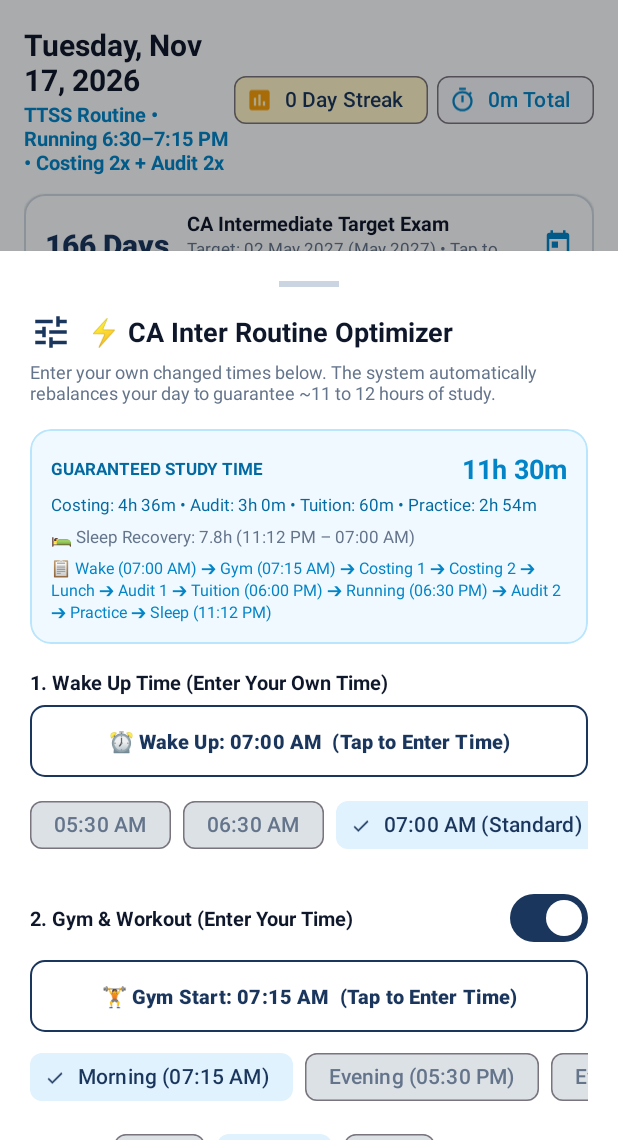
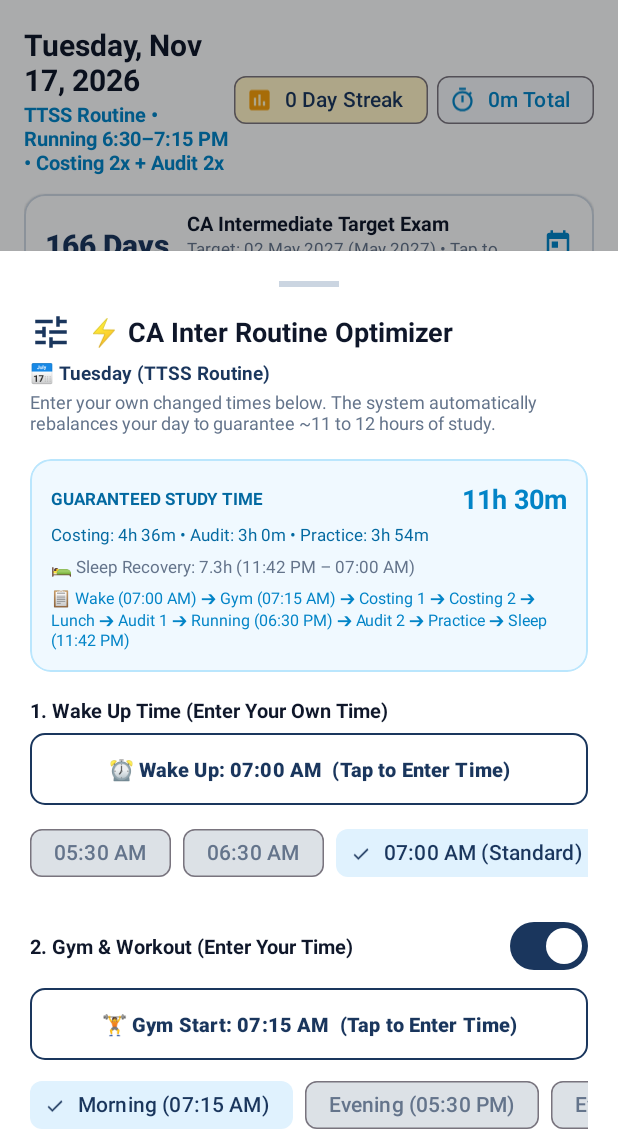
Before and after one commit to rahul23145/StudyOS, an Android app: the screen it shows after launch (MainActivity), in the options menu, after a tap on "Rebalance Routine (11-12h)", on a phone screen of 412 x 824 dp, the part 96-1236 px from its top. Run offline under Robolectric (Android 15) with nearby library versions, the phone set to English and light mode, and no system bars; our stand-ins replace Room's generated code.

Commit message:
Default tuition to ON for MWF and OFF for TTSS in routine optimizer (v1.19.0)

```diff
--- a/app/build.gradle.kts
+++ b/app/build.gradle.kts
@@ -11,8 +11,8 @@ android {
     defaultConfig {
         minSdk = 24
         targetSdk = 34
-        versionCode = 19
-        versionName = "1.18.0"
+        versionCode = 20
+        versionName = "1.19.0"
         manifestPlaceholders["appName"] = "StudyOS"
 
         testInstrumentationRunner = "androidx.test.runner.AndroidJUnitRunner"
@@ -26,14 +26,14 @@ android {
         create("cainter") {
             dimension = "edition"
             applicationId = "com.studyos.cainter"
-            versionName = "1.18.0-cainter"
+            versionName = "1.19.0-cainter"
             manifestPlaceholders["appName"] = "StudyOS - CA Inter"
             buildConfigField("boolean", "IS_CUSTOM_APP", "false")
         }
         create("custom") {
             dimension = "edition"
             applicationId = "com.studyos.custom"
-            versionName = "1.18.0-custom"
+            versionName = "1.19.0-custom"
             manifestPlaceholders["appName"] = "StudyOS - Custom Routine"
             buildConfigField("boolean", "IS_CUSTOM_APP", "true")
         }
--- a/app/src/main/java/com/studyos/cainter/ui/timetable/SmartRoutineOptimizerDialog.kt
+++ b/app/src/main/java/com/studyos/cainter/ui/timetable/SmartRoutineOptimizerDialog.kt
@@ -52,6 +52,8 @@ class SmartRoutineOptimizerDialog : BottomSheetDialogFragment() {
     override fun onViewCreated(view: View, savedInstanceState: Bundle?) {
         super.onViewCreated(view, savedInstanceState)
 
+        initializeDefaultsForDay()
+
         setupWakeTimeControls()
         setupGymControls()
         setupTuitionControls()
@@ -60,6 +62,26 @@ class SmartRoutineOptimizerDialog : BottomSheetDialogFragment() {
 
         updateButtonLabels()
         recalculateAndPreview()
+    }
+
+    private fun initializeDefaultsForDay() {
+        val isTtss = targetDay in listOf(2, 4, 6, 7)
+        if (isTtss) {
+            hasTuition = false
+            selectedTuitionStartTime = "11:00"
+            binding.switchTuitionToday.isChecked = false
+            binding.layoutTuitionDetails.visibility = View.GONE
+            binding.tvTuitionSubtitle.text = "Off on TTSS (Tue/Thu/Sat/Sun). Turn ON if you have extra tuition."
+            binding.btnResetToStandard.text = "Standard TTSS"
+        } else {
+            hasTuition = true
+            selectedTuitionStartTime = "18:00"
+            binding.switchTuitionToday.isChecked = true
+            binding.layoutTuitionDetails.visibility = View.VISIBLE
+            binding.tvTuitionSubtitle.text = "Standard on MWF (Mon/Wed/Fri) 6:00–7:00 PM."
+            binding.btnResetToStandard.text = "Standard MWF"
+        }
+        binding.tvDialogTargetDay.text = "📅 ${DateUtils.getDayName(targetDay)} (${if (isTtss) "TTSS Routine" else "MWF Routine"})"
     }
 
     private fun setupWakeTimeControls() {
--- a/app/src/main/res/layout/dialog_smart_routine_optimizer.xml
+++ b/app/src/main/res/layout/dialog_smart_routine_optimizer.xml
@@ -44,6 +44,16 @@
                 android:textSize="18sp"
                 android:textStyle="bold" />
         </LinearLayout>
+
+        <TextView
+            android:id="@+id/tvDialogTargetDay"
+            android:layout_width="match_parent"
+            android:layout_height="wrap_content"
+            android:textColor="@color/primary"
+            android:textSize="12.5sp"
+            android:textStyle="bold"
+            android:layout_marginBottom="2dp"
+            tools:text="📅 Tuesday (TTSS Routine • No Tuition by default)" />
 
         <TextView
             android:layout_width="match_parent"
@@ -364,20 +374,34 @@
             android:gravity="center_vertical"
             android:layout_marginBottom="4dp">
 
-            <TextView
+            <LinearLayout
                 android:layout_width="0dp"
                 android:layout_height="wrap_content"
                 android:layout_weight="1"
-                android:text="3. Tuition Class (Enter Your Time)"
-                android:textColor="@color/text_primary_light"
-                android:textSize="13sp"
-                android:textStyle="bold" />
+                android:orientation="vertical">
+
+                <TextView
+                    android:layout_width="wrap_content"
+                    android:layout_height="wrap_content"
+                    android:text="3. Tuition Class (Enter Your Time)"
+                    android:textColor="@color/text_primary_light"
+                    android:textSize="13sp"
+                    android:textStyle="bold" />
+
+                <TextView
+                    android:id="@+id/tvTuitionSubtitle"
+                    android:layout_width="wrap_content"
+                    android:layout_height="wrap_content"
+                    android:textColor="@color/text_secondary_light"
+                    android:textSize="11sp"
+                    tools:text="Standard on MWF • Off on TTSS unless you add it" />
+            </LinearLayout>
 
             <com.google.android.material.materialswitch.MaterialSwitch
                 android:id="@+id/switchTuitionToday"
                 android:layout_width="wrap_content"
                 android:layout_height="wrap_content"
-                android:checked="true" />
+                android:checked="false" />
         </LinearLayout>
 
         <LinearLayout
```
